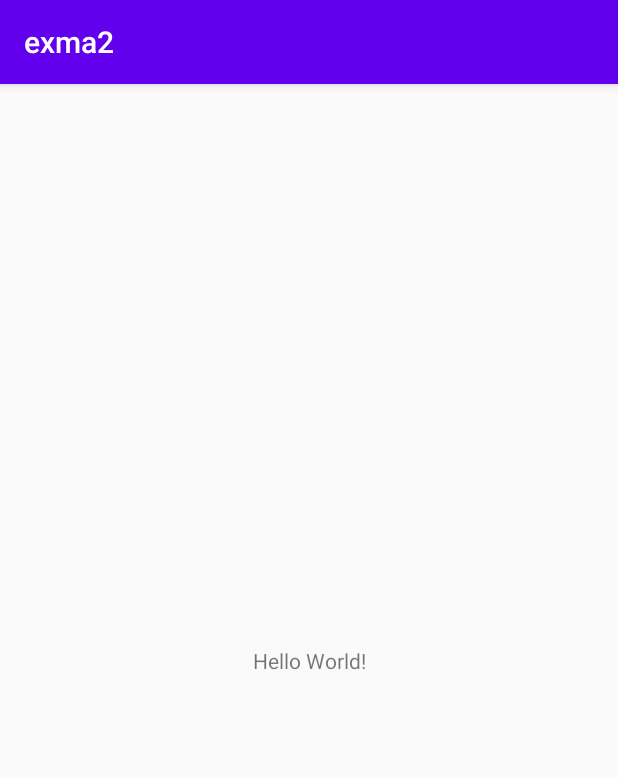
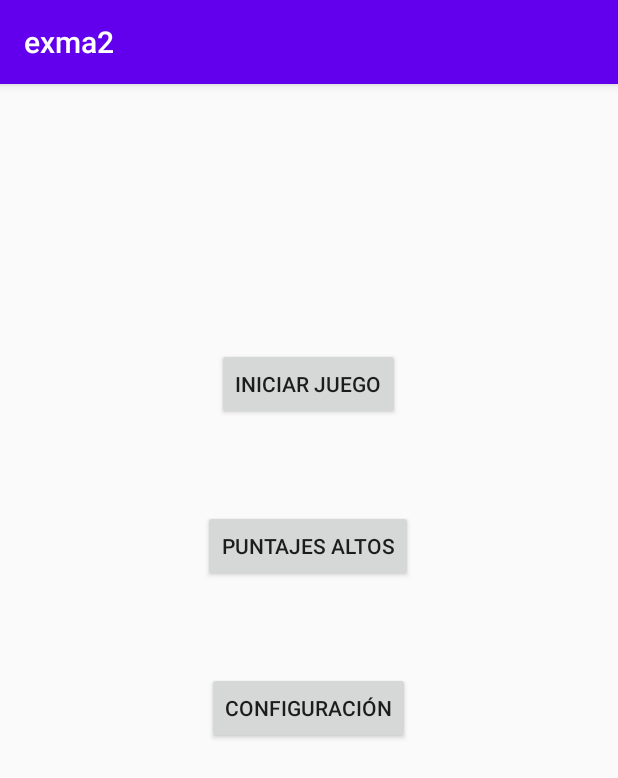
Before and after one commit to Andhony/exma2, an Android app: the screen it shows after launch (MainActivity), on a phone screen of 412 x 824 dp. Shown: the top 778 px of the screen. Run offline under Robolectric (Android 15) with nearby library versions, the phone set to English and light mode, and no system bars.

Commit message:
Uploading config and main activities again.

```diff
--- a/app/src/main/AndroidManifest.xml
+++ b/app/src/main/AndroidManifest.xml
@@ -9,8 +9,7 @@
         android:roundIcon="@mipmap/ic_launcher_round"
         android:supportsRtl="true"
         android:theme="@style/AppTheme">
-        <activity android:name=".InicioJuego"></activity>
-        <activity android:name=".ScoreActivity" />
+        <activity android:name=".Configuraciones"></activity>
         <activity android:name=".MainActivity">
             <intent-filter>
                 <action android:name="android.intent.action.MAIN" />
--- /dev/null
+++ b/app/src/main/res/layout/activity_configuraciones.xml
@@ -0,0 +1,9 @@
+<?xml version="1.0" encoding="utf-8"?>
+<androidx.constraintlayout.widget.ConstraintLayout xmlns:android="http://schemas.android.com/apk/res/android"
+    xmlns:app="http://schemas.android.com/apk/res-auto"
+    xmlns:tools="http://schemas.android.com/tools"
+    android:layout_width="match_parent"
+    android:layout_height="match_parent"
+    tools:context=".Configuraciones">
+
+</androidx.constraintlayout.widget.ConstraintLayout>
--- a/app/src/main/res/layout/activity_main.xml
+++ b/app/src/main/res/layout/activity_main.xml
@@ -1,18 +1,42 @@
 <?xml version="1.0" encoding="utf-8"?>
-<androidx.constraintlayout.widget.ConstraintLayout xmlns:android="http://schemas.android.com/apk/res/android"
+<androidx.constraintlayout.widget.ConstraintLayout
+    xmlns:android="http://schemas.android.com/apk/res/android"
     xmlns:app="http://schemas.android.com/apk/res-auto"
     xmlns:tools="http://schemas.android.com/tools"
     android:layout_width="match_parent"
     android:layout_height="match_parent"
     tools:context=".MainActivity">
 
-    <TextView
+    <Button
+        android:id="@+id/button"
         android:layout_width="wrap_content"
         android:layout_height="wrap_content"
-        android:text="Hello World!"
-        app:layout_constraintBottom_toBottomOf="parent"
-        app:layout_constraintLeft_toLeftOf="parent"
-        app:layout_constraintRight_toRightOf="parent"
+        android:layout_marginTop="176dp"
+        android:text="@string/startGame"
+        app:layout_constraintEnd_toEndOf="parent"
+        app:layout_constraintHorizontal_bias="0.498"
+        app:layout_constraintStart_toStartOf="parent"
         app:layout_constraintTop_toTopOf="parent" />
 
+    <Button
+        android:id="@+id/button2"
+        android:layout_width="wrap_content"
+        android:layout_height="wrap_content"
+        android:layout_marginTop="60dp"
+        android:text="@string/puntajes"
+        app:layout_constraintEnd_toEndOf="parent"
+        app:layout_constraintHorizontal_bias="0.498"
+        app:layout_constraintStart_toStartOf="parent"
+        app:layout_constraintTop_toBottomOf="@+id/button" />
+
+    <Button
+        android:id="@+id/button3"
+        android:layout_width="wrap_content"
+        android:layout_height="wrap_content"
+        android:layout_marginTop="60dp"
+        android:text="@string/configuracion"
+        app:layout_constraintEnd_toEndOf="parent"
+        app:layout_constraintHorizontal_bias="0.498"
+        app:layout_constraintStart_toStartOf="parent"
+        app:layout_constraintTop_toBottomOf="@+id/button2" />
 </androidx.constraintlayout.widget.ConstraintLayout>
--- a/app/src/main/res/values/strings.xml
+++ b/app/src/main/res/values/strings.xml
@@ -1,5 +1,6 @@
 <resources>
     <string name="app_name">exma2</string>
-    <string name="label_BestScores">Mejores Resultados</string>
-    <string name="label_Hola">Hola</string>
+    <string name="startGame">Iniciar Juego</string>
+    <string name="puntajes">Puntajes Altos</string>
+    <string name="configuracion">Configuración</string>
 </resources>
```
